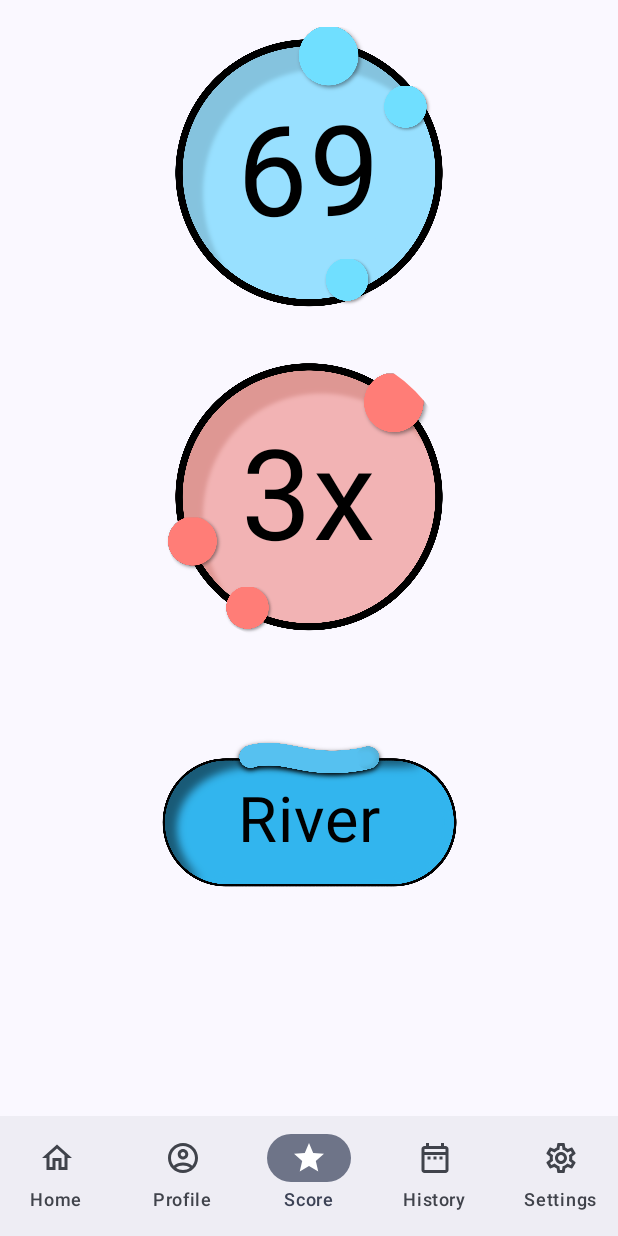
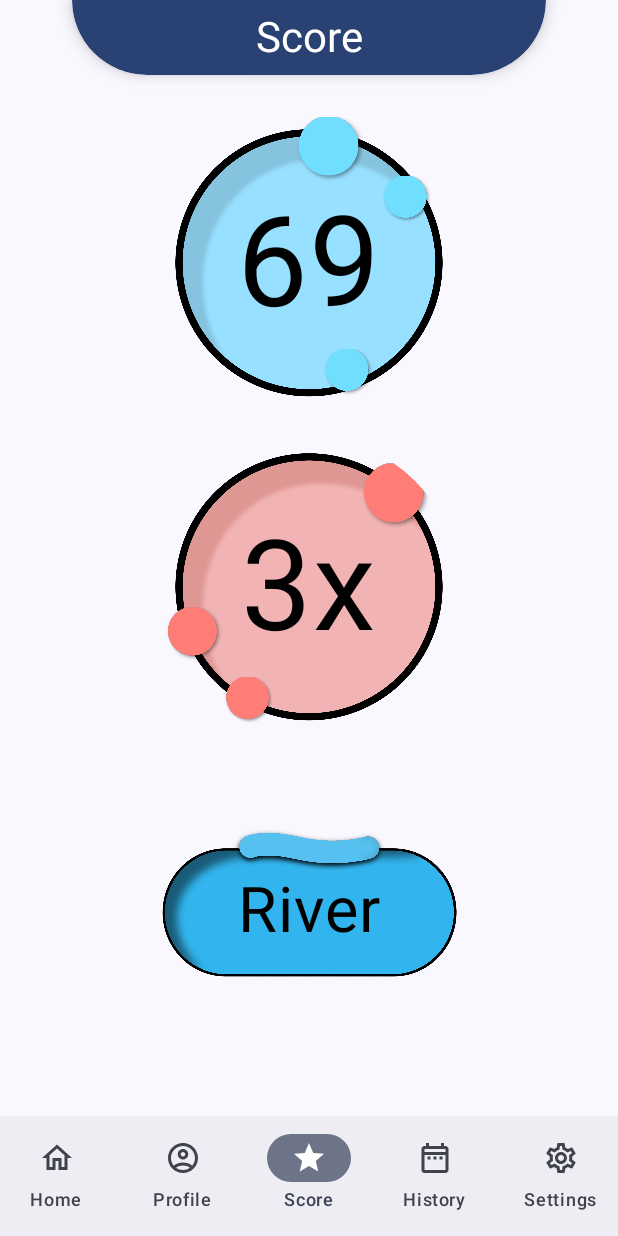
Before and after one commit to straumandi/Hydrinker, an Android app built with Jetpack Compose: the ScoreScreen screen opened through its navigation route, on a phone screen of 412 x 824 dp. Run offline under Robolectric (Android 15) with nearby library versions, the phone set to English and light mode, and no system bars; our stand-ins replace Room's generated code.

Commit message:
updated Screen Header, added screen header on score screen

```diff
--- a/app/src/main/java/com/example/hydrinker/headers/ScreenHeader.kt
+++ b/app/src/main/java/com/example/hydrinker/headers/ScreenHeader.kt
@@ -11,6 +11,7 @@ import androidx.compose.material3.Text
 import androidx.compose.runtime.Composable
 import androidx.compose.ui.Alignment
 import androidx.compose.ui.Modifier
+import androidx.compose.ui.draw.shadow
 import androidx.compose.ui.unit.dp
 
 @Composable
@@ -19,7 +20,8 @@ fun ScreenHeader(headerText: String) {
         modifier = Modifier
             .fillMaxWidth()
             .padding(start = 48.dp, end = 48.dp)
-            .height(50.dp),
+            .height(50.dp)
+            .shadow(elevation = 6.dp, shape = RoundedCornerShape(bottomEnd = 96.dp, bottomStart = 96.dp)),
         color = MaterialTheme.colorScheme.primary,
         shape = RoundedCornerShape(bottomEnd = 96.dp, bottomStart = 96.dp)
     ) {
@@ -27,7 +29,7 @@ fun ScreenHeader(headerText: String) {
             Text(
                 text = headerText,
                 style = MaterialTheme.typography.headlineMedium,
-                color = MaterialTheme.colorScheme.onPrimary
+                color = MaterialTheme.colorScheme.onPrimary,
             )
         }
     }
--- a/app/src/main/java/com/example/hydrinker/screens/ScoreScreen.kt
+++ b/app/src/main/java/com/example/hydrinker/screens/ScoreScreen.kt
@@ -47,9 +47,23 @@ import androidx.compose.ui.unit.sp
 import androidx.navigation.NavGraph.Companion.findStartDestination
 import androidx.navigation.compose.rememberNavController
 import com.example.hydrinker.Screens
+import com.example.hydrinker.headers.ScreenHeader
 import com.example.hydrinker.ui.theme.HydrinkerTheme
 @Composable
 fun ScoreScreen(navController: NavController) {
+
+    Row(
+        modifier = Modifier.padding(bottom = 8.dp)
+    ) {
+        ScreenHeader(headerText = "Score")
+    }
+
+    Box(
+        modifier = Modifier
+            .fillMaxSize()
+            .padding(top = 60.dp, start = 15.dp, end = 15.dp)
+    ){
+
         Column(
             modifier = Modifier
                 .fillMaxSize()
@@ -154,6 +168,9 @@ fun ScoreScreen(navController: NavController) {
             }
         }
 
+    }
+
+
 
 }
 
--- a/app/src/main/java/com/example/hydrinker/screens/SettingsScreen.kt
+++ b/app/src/main/java/com/example/hydrinker/screens/SettingsScreen.kt
@@ -65,7 +65,9 @@ fun SettingsScreen(
         )
     }
 
-    ScreenHeader(headerText = "Settings")
+    ScreenHeader(
+        headerText = "Settings"
+    )
 
     Box(
         modifier = Modifier
```
Lines whose indentation alone changed are shown as unchanged.
